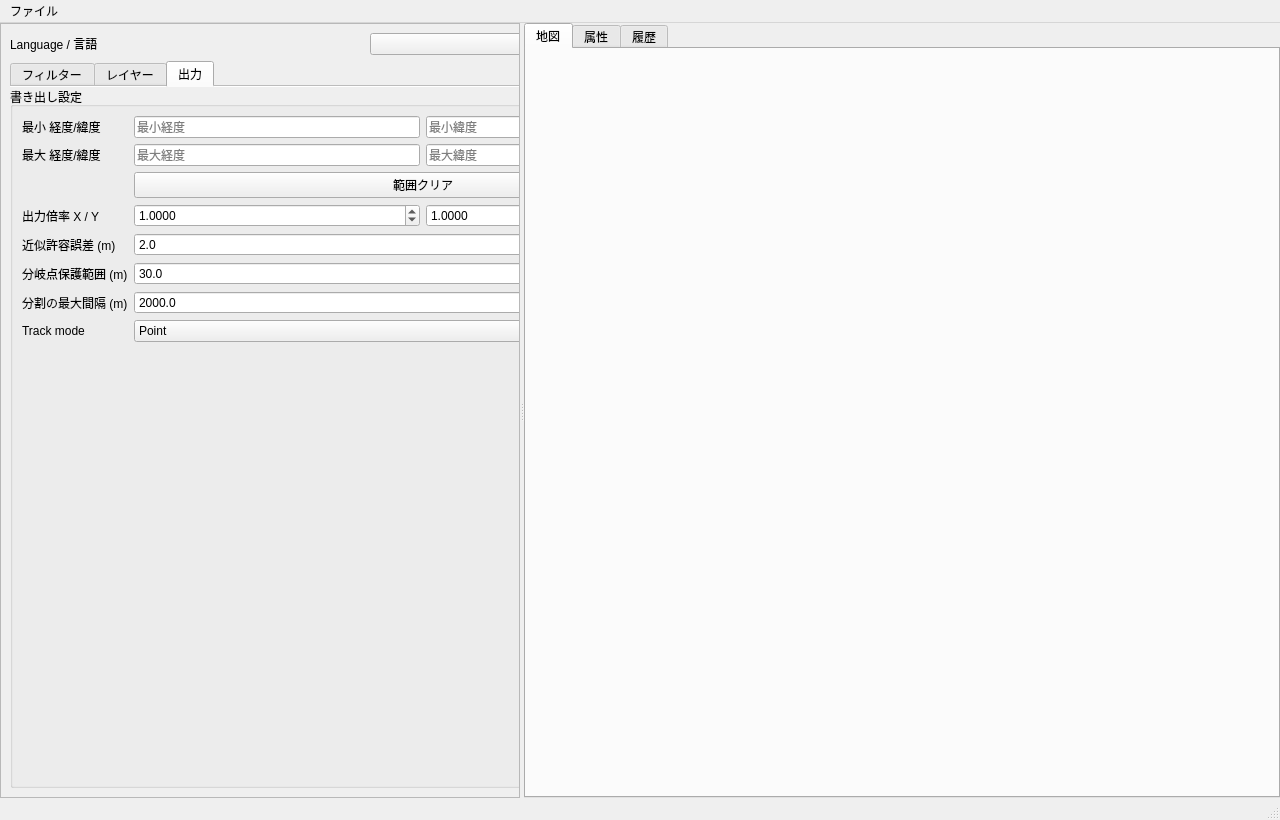
Ikumyon/NRClipBuilder, file ui/main_window.ui: the form before one commit.
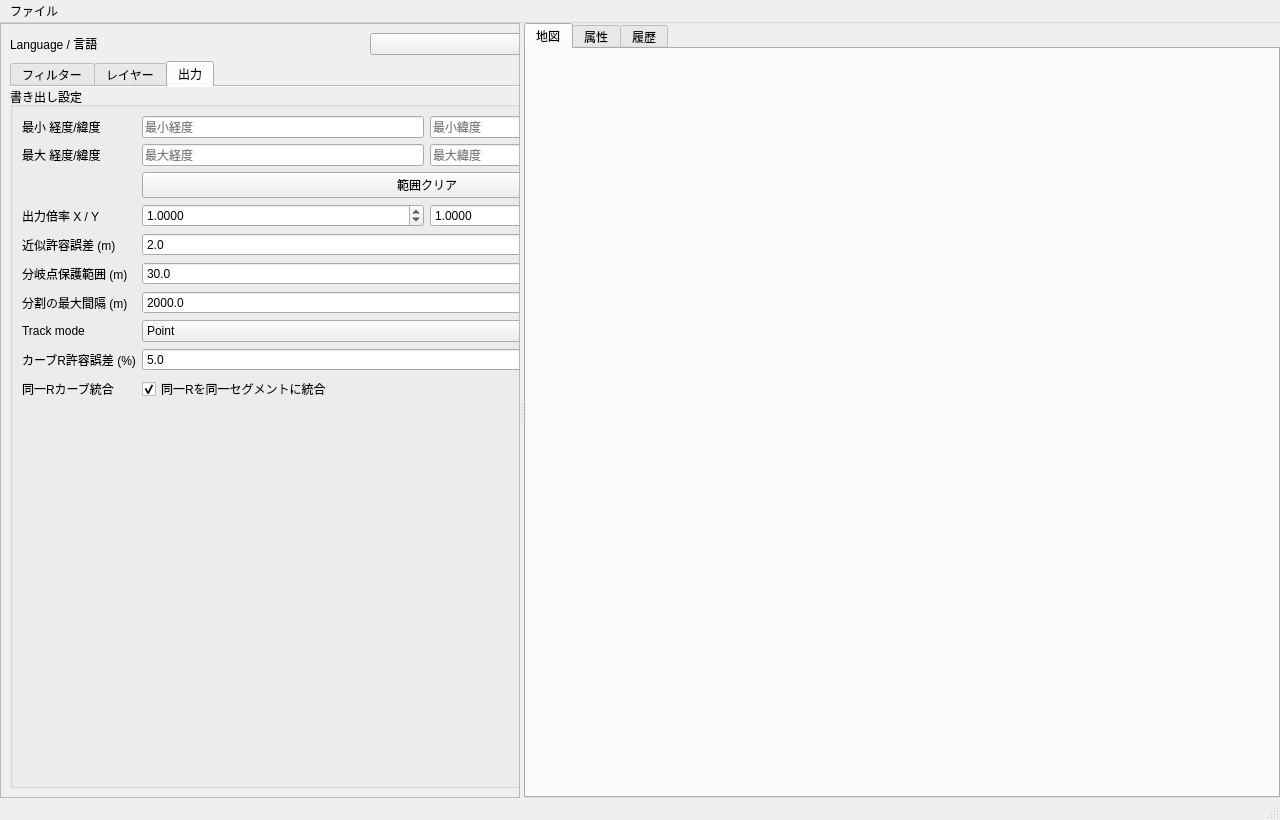
The form after the commit. The open tabs and pages were chosen to show the change.

Commit message: 同一Rカーブ統合機能の追加および不要なノード再分割の防止修正

```diff
--- a/ui/main_window.ui
+++ b/ui/main_window.ui
@@ -901,6 +901,49 @@
                   </item>
                  </widget>
                 </item>
+                 <item row="8" column="0">
+                  <widget class="QLabel" name="label_curve_r_tolerance">
+                   <property name="text">
+                    <string>カーブR許容誤差 (%)</string>
+                   </property>
+                  </widget>
+                 </item>
+                 <item row="8" column="1">
+                  <widget class="QDoubleSpinBox" name="curve_r_tolerance_spin">
+                   <property name="decimals">
+                    <number>1</number>
+                   </property>
+                   <property name="minimum">
+                    <double>0.000000000000000</double>
+                   </property>
+                   <property name="maximum">
+                    <double>50.000000000000000</double>
+                   </property>
+                   <property name="singleStep">
+                    <double>0.500000000000000</double>
+                   </property>
+                   <property name="value">
+                    <double>5.000000000000000</double>
+                   </property>
+                  </widget>
+                 </item>
+                 <item row="9" column="0">
+                  <widget class="QLabel" name="label_enable_curve_r_merging">
+                   <property name="text">
+                    <string>同一Rカーブ統合</string>
+                   </property>
+                  </widget>
+                 </item>
+                 <item row="9" column="1">
+                  <widget class="QCheckBox" name="enable_curve_r_merging_check">
+                   <property name="text">
+                    <string>同一Rを同一セグメントに統合</string>
+                   </property>
+                   <property name="checked">
+                    <bool>true</bool>
+                   </property>
+                  </widget>
+                 </item>
                </layout>
               </widget>
              </item>
```
Lines whose indentation alone changed are shown as unchanged. The commit also changes 3 other files.
